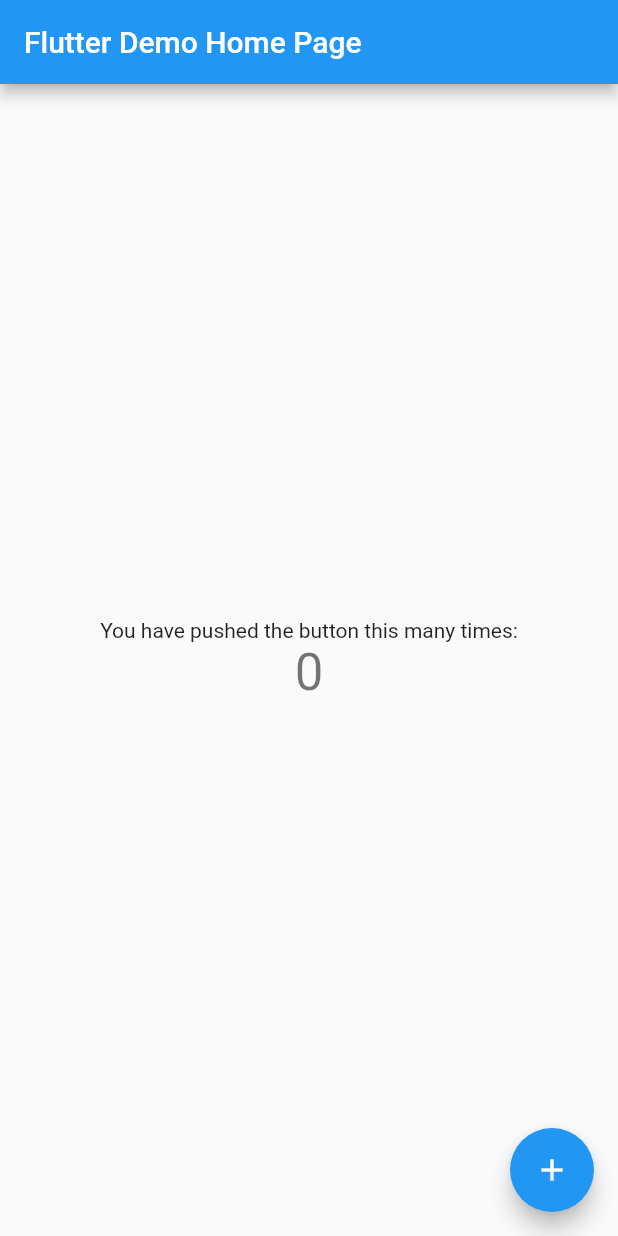
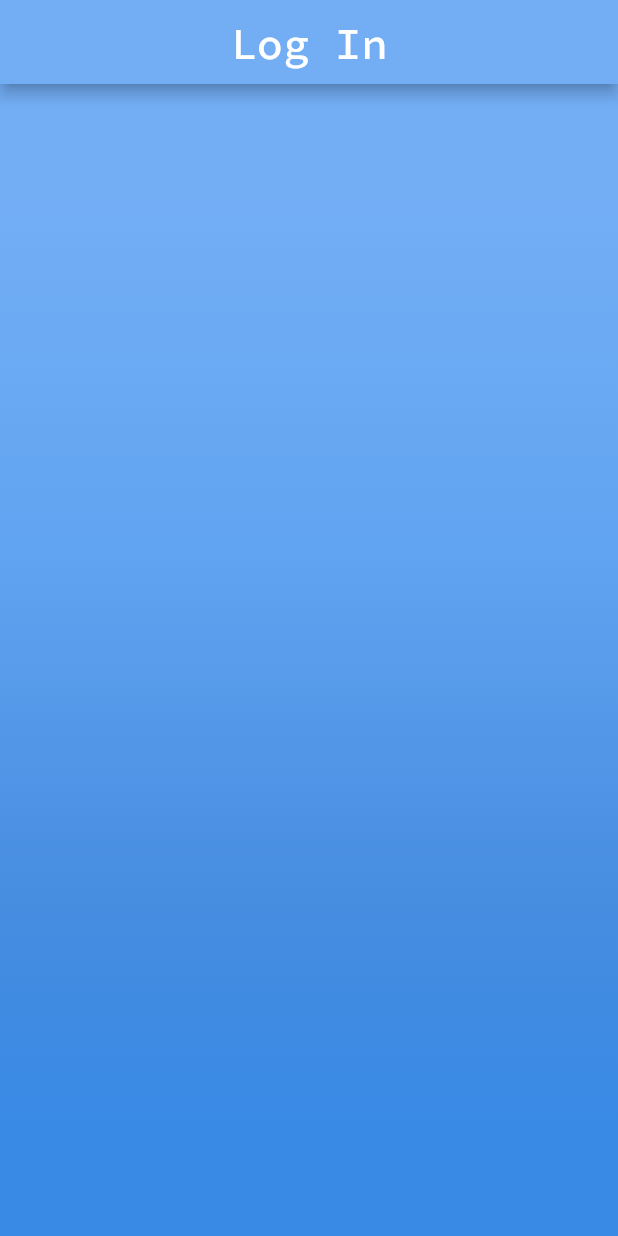
Before and after one commit to Pioxis/SSM_magazyn, a Flutter app: the screen it shows after launch, on a phone screen of 412 x 824 dp. Run offline on Flutter 3.47's test engine with Material 2 defaults, Android fonts, the phone set to English and light mode, and no system bars; our stand-ins replace google_fonts.

Commit message:
Main Screen

```diff
--- a/lib/main.dart
+++ b/lib/main.dart
@@ -1,5 +1,5 @@
 import 'package:flutter/material.dart';
-
+import 'package:ssm_magazyn/main_screen.dart';
 void main() {
   runApp(const MyApp());
 }
@@ -7,109 +7,25 @@ void main() {
 class MyApp extends StatelessWidget {
   const MyApp({Key? key}) : super(key: key);
 
-  // This widget is the root of your application.
   @override
-  Widget build(BuildContext context) {
+  Widget build(BuildContext context){
     return MaterialApp(
-      title: 'Flutter Demo',
-      theme: ThemeData(
-        // This is the theme of your application.
-        //
-        // Try running your application with "flutter run". You'll see the
-        // application has a blue toolbar. Then, without quitting the app, try
-        // changing the primarySwatch below to Colors.green and then invoke
-        // "hot reload" (press "r" in the console where you ran "flutter run",
-        // or simply save your changes to "hot reload" in a Flutter IDE).
-        // Notice that the counter didn't reset back to zero; the application
-        // is not restarted.
-        primarySwatch: Colors.blue,
+      debugShowCheckedModeBanner: false,
+      initialRoute: '/',
+      routes: {
+        '/' : (context) => const MainScreen(),
+      },
+      title: 'SSM - Magazyn',
+      darkTheme: ThemeData.dark().copyWith(
+        colorScheme: const ColorScheme.light(
+          primary: Color(0xFF73AEF5),
+          //onSecondary: Colors.red
+        ),
+        //dialogBackgroundColor: Colors.amber,
       ),
-      home: const MyHomePage(title: 'Flutter Demo Home Page'),
+      theme: ThemeData.dark(),
+      themeMode: ThemeMode.dark
+
     );
   }
 }
-
-class MyHomePage extends StatefulWidget {
-  const MyHomePage({Key? key, required this.title}) : super(key: key);
-
-  // This widget is the home page of your application. It is stateful, meaning
-  // that it has a State object (defined below) that contains fields that affect
-  // how it looks.
-
-  // This class is the configuration for the state. It holds the values (in this
-  // case the title) provided by the parent (in this case the App widget) and
-  // used by the build method of the State. Fields in a Widget subclass are
-  // always marked "final".
-
-  final String title;
-
-  @override
-  State<MyHomePage> createState() => _MyHomePageState();
-}
-
-class _MyHomePageState extends State<MyHomePage> {
-  int _counter = 0;
-
-  void _incrementCounter() {
-    setState(() {
-      // This call to setState tells the Flutter framework that something has
-      // changed in this State, which causes it to rerun the build method below
-      // so that the display can reflect the updated values. If we changed
-      // _counter without calling setState(), then the build method would not be
-      // called again, and so nothing would appear to happen.
-      _counter++;
-    });
-  }
-
-  @override
-  Widget build(BuildContext context) {
-    // This method is rerun every time setState is called, for instance as done
-    // by the _incrementCounter method above.
-    //
-    // The Flutter framework has been optimized to make rerunning build methods
-    // fast, so that you can just rebuild anything that needs updating rather
-    // than having to individually change instances of widgets.
-    return Scaffold(
-      appBar: AppBar(
-        // Here we take the value from the MyHomePage object that was created by
-        // the App.build method, and use it to set our appbar title.
-        title: Text(widget.title),
-      ),
-      body: Center(
-        // Center is a layout widget. It takes a single child and positions it
-        // in the middle of the parent.
-        child: Column(
-          // Column is also a layout widget. It takes a list of children and
-          // arranges them vertically. By default, it sizes itself to fit its
-          // children horizontally, and tries to be as tall as its parent.
-          //
-          // Invoke "debug painting" (press "p" in the console, choose the
-          // "Toggle Debug Paint" action from the Flutter Inspector in Android
-          // Studio, or the "Toggle Debug Paint" command in Visual Studio Code)
-          // to see the wireframe for each widget.
-          //
-          // Column has various properties to control how it sizes itself and
-          // how it positions its children. Here we use mainAxisAlignment to
-          // center the children vertically; the main axis here is the vertical
-          // axis because Columns are vertical (the cross axis would be
-          // horizontal).
-          mainAxisAlignment: MainAxisAlignment.center,
-          children: <Widget>[
-            const Text(
-              'You have pushed the button this many times:',
-            ),
-            Text(
-              '$_counter',
-              style: Theme.of(context).textTheme.headline4,
-            ),
-          ],
-        ),
-      ),
-      floatingActionButton: FloatingActionButton(
-        onPressed: _incrementCounter,
-        tooltip: 'Increment',
-        child: const Icon(Icons.add),
-      ), // This trailing comma makes auto-formatting nicer for build methods.
-    );
-  }
-}
--- /dev/null
+++ b/lib/main_screen.dart
@@ -0,0 +1,49 @@
+import 'package:flutter/material.dart';
+import 'package:google_fonts/google_fonts.dart';
+
+class MainScreen extends StatefulWidget {
+  const MainScreen({Key? key}) : super(key: key);
+  @override
+  _MainScreen createState() => _MainScreen();
+}
+
+class _MainScreen extends State<MainScreen>{
+
+  @override
+  Widget build(BuildContext mainScreenContext){
+
+    return Scaffold(
+      appBar: AppBar(
+        title: Text(
+          'Log In',
+          style: GoogleFonts.sourceCodePro(
+              fontSize: 29,
+              //fontWeight: FontWeight.bold
+          ),
+        ),
+        centerTitle: true,
+      ),
+      body: Stack(
+        children: <Widget>[
+          Container(
+            height: double.infinity,
+            width: double.infinity,
+            decoration: const BoxDecoration(
+                gradient: LinearGradient(
+                  begin: Alignment.topCenter,
+                  end: Alignment.bottomCenter,
+                  colors: [
+                    Color(0xFF73AEF5),
+                    Color(0xFF61A4F1),
+                    Color(0xFF478DE0),
+                    Color(0xFF398AE5),
+                  ],
+                  stops: [0.1, 0.4, 0.7, 0.9],
+                )
+            ),
+          ),
+        ],
+      )
+    );
+  }
+}
--- a/pubspec.yaml
+++ b/pubspec.yaml
@@ -33,7 +33,8 @@ dependencies:
 
   # The following adds the Cupertino Icons font to your application.
   # Use with the CupertinoIcons class for iOS style icons.
-  cupertino_icons: ^1.0.2
+  cupertino_icons: ^1.0.4
+  google_fonts: ^2.3.1
 
 dev_dependencies:
   flutter_test:
@@ -44,7 +45,7 @@ dev_dependencies:
   # activated in the `analysis_options.yaml` file located at the root of your
   # package. See that file for information about deactivating specific lint
   # rules and activating additional ones.
-  flutter_lints: ^1.0.0
+  flutter_lints: ^1.0.4
 
 # For information on the generic Dart part of this file, see the
 # following page: https://dart.dev/tools/pub/pubspec
```
